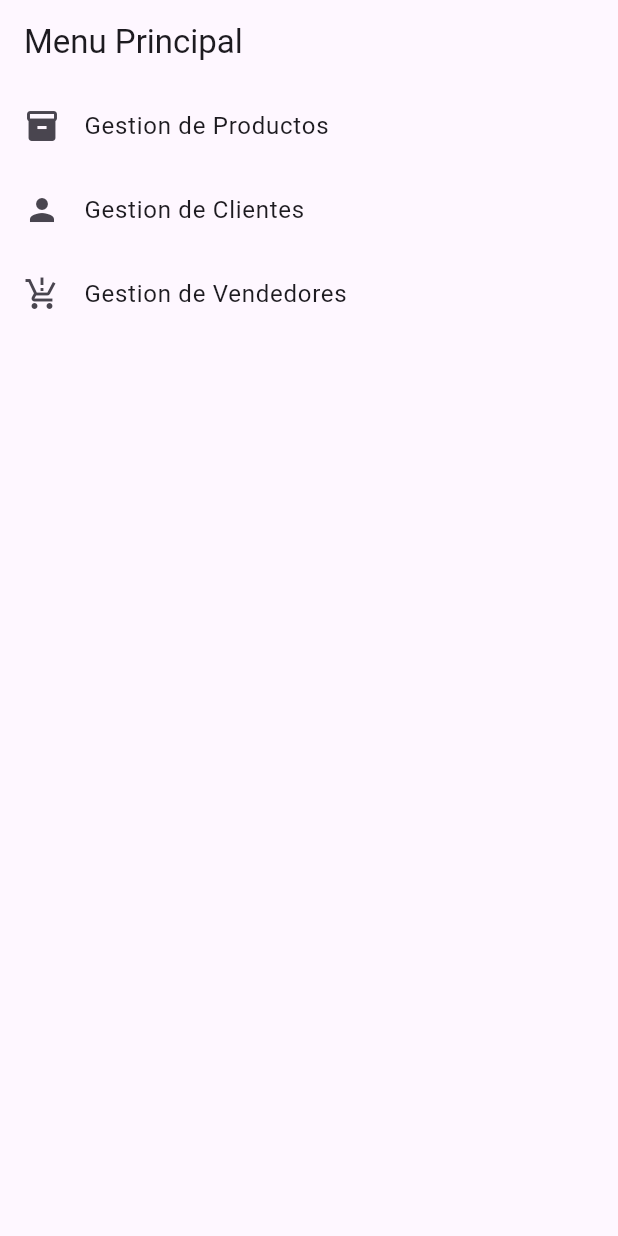
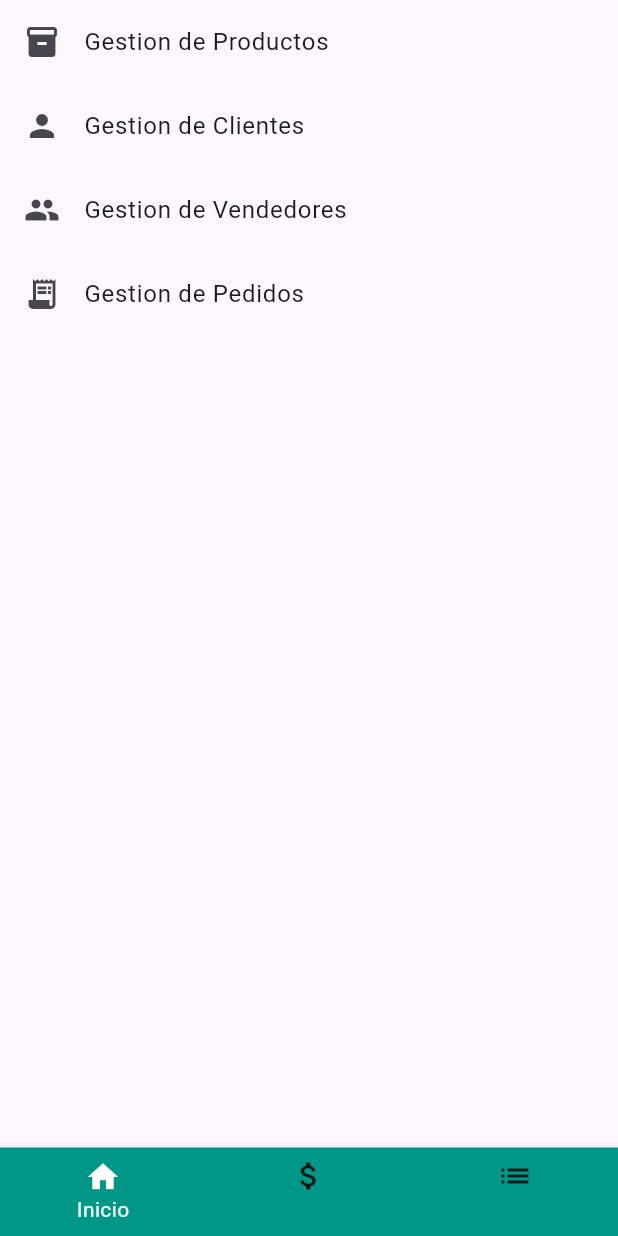
Before and after one commit to Rename22/Project_Marketplace, a Flutter app: the screen it shows after launch, after a tap on "Gestion de Productos", on a phone screen of 412 x 824 dp. Run offline on Flutter 3.47's test engine with Material 3 defaults, Android fonts, the phone set to English and light mode, and no system bars; our stand-ins replace sqflite; accounts and stored records are empty.

Commit message:
barra inferior

```diff
--- a/lib/main.dart
+++ b/lib/main.dart
@@ -1,6 +1,7 @@
 import 'package:flutter/material.dart';
 
 import 'screens/menu_screen.dart';
+import 'screens/pedido/pedido_listado.dart';
 
 void main() => runApp(const MyApp());
 
@@ -14,6 +15,8 @@ class MyApp extends StatelessWidget {
       initialRoute: '/',
       routes: {
         '/': (context) => const MenuScreen(),
+        '/pedidos': (context) => const PedidoListadoScreen(), // esta es clave
+
 
         // ruta de productos
       },
--- /dev/null
+++ b/lib/screens/base_layout.dart
@@ -0,0 +1,47 @@
+import 'package:flutter/material.dart';
+
+class BaseLayout extends StatelessWidget {
+  final Widget body;
+  final int currentIndex;
+  final void Function(int)? onTap;
+
+  const BaseLayout({
+    super.key,
+    required this.body,
+    this.currentIndex = 0,
+    this.onTap,
+  });
+
+  @override
+  Widget build(BuildContext context) {
+    return Scaffold(
+      body: body,
+      bottomNavigationBar: BottomNavigationBar(
+        currentIndex: currentIndex,
+        onTap:
+            onTap ??
+            (index) {
+              switch (index) {
+                case 0:
+                  //Navigator.pushNamed(context, '/');
+                  break;
+                case 1:
+                  //Navigator.pushNamed(context, '/products');
+                  break;
+                case 2:
+                  //Navigator.pushNamed(context, '/clients');
+                  break;
+              }
+            },
+        backgroundColor: Colors.teal,
+        selectedItemColor: Colors.white,
+        unselectedItemColor: Colors.black87,
+        items: const [
+          BottomNavigationBarItem(icon: Icon(Icons.home), label: 'Inicio'),
+          BottomNavigationBarItem(icon: Icon(Icons.attach_money), label: ''),
+          BottomNavigationBarItem(icon: Icon(Icons.list), label: ''),
+        ],
+      ),
+    );
+  }
+}
--- a/lib/screens/menu_screen.dart
+++ b/lib/screens/menu_screen.dart
@@ -1,36 +1,45 @@
 import 'package:flutter/material.dart';
+import 'base_layout.dart'; // Asegúrate de importar tu layout base
 
 class MenuScreen extends StatelessWidget {
   const MenuScreen({super.key});
 
   @override
   Widget build(BuildContext context) {
-    return Scaffold(
-      appBar: AppBar(title: const Text('Menu Principal')),
+    return BaseLayout(
+      currentIndex: 0, // Para que se resalte el ícono de inicio en la barra
       body: ListView(
         children: [
           ListTile(
             title: const Text('Gestion de Productos'),
-            leading: Icon(Icons.inventory),
+            leading: const Icon(Icons.inventory),
             onTap: () {
-              print("Has pulsado el boton de producto");
+              print("Has pulsado el botón de producto");
               Navigator.pushNamed(context, '/products');
             },
           ),
           ListTile(
             title: const Text('Gestion de Clientes'),
-            leading: Icon(Icons.person),
+            leading: const Icon(Icons.person),
             onTap: () {
-              print("Has pulsado el boton de clientes");
+              print("Has pulsado el botón de clientes");
               Navigator.pushNamed(context, '/clients');
             },
           ),
           ListTile(
             title: const Text('Gestion de Vendedores'),
-            leading: Icon(Icons.production_quantity_limits),
+            leading: const Icon(Icons.people),
             onTap: () {
-              print("Has pulsado el boton de vendedores");
+              print("Has pulsado el botón de vendedores");
               Navigator.pushNamed(context, '/sellers');
+            },
+          ),
+          ListTile(
+            title: const Text('Gestion de Pedidos'),
+            leading: const Icon(Icons.receipt_long),
+            onTap: () {
+              print("Has pulsado el botón de pedidos");
+              Navigator.pushNamed(context, '/pedidos');
             },
           ),
         ],
```
Also changed, not shown: lib/screens/pedido/pedido_listado.dart (+33 -0 lines).
